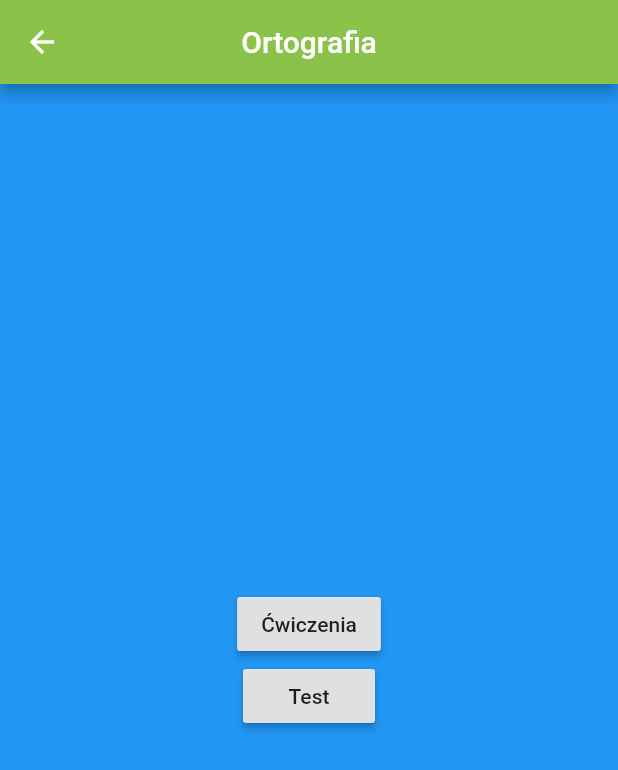
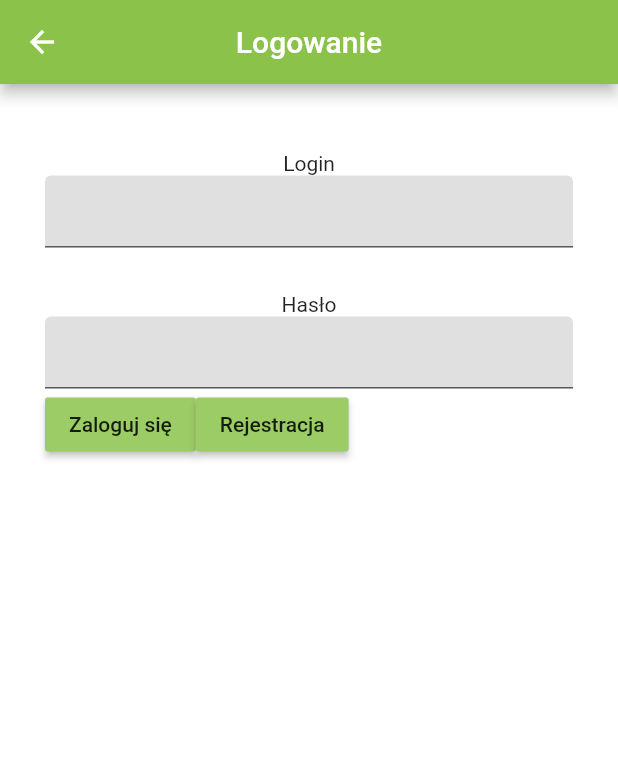
Before and after one commit to FijalekDom/OrthographyLearningApp, a Flutter app: the screen it shows after launch, on a phone screen of 412 x 824 dp. Shown: the top 770 px of the screen. Run offline on Flutter 3.47's test engine with Material 2 defaults, Android fonts, the phone set to English and light mode, and no system bars; our stand-ins replace sqflite; accounts and stored records are empty.

Commit message:
Login and register pages added

```diff
--- a/lib/main.dart
+++ b/lib/main.dart
@@ -1,5 +1,7 @@
 import 'package:flutter/material.dart';
 import 'package:orthography_learning_app/models/TestType.dart';
+import 'package:orthography_learning_app/pages/auth/login.dart';
+import 'package:orthography_learning_app/pages/auth/register.dart';
 import 'package:orthography_learning_app/pages/exercises/exercises_list.dart';
 import 'package:orthography_learning_app/pages/home.dart';
 import 'package:orthography_learning_app/pages/loading_page.dart';
@@ -10,10 +12,12 @@ import 'package:orthography_learning_app/models/Test.dart';
 void main() {
   DBProvider.db.initDB();
   runApp(MaterialApp(
-    initialRoute: '/home',
+    initialRoute: '/login',
     routes: {
       '/': (context) => LoadingPage(),
       '/home': (context) => Home(),
+      '/login': (context) => Login(),
+      '/register': (context) => Register(),
       '/exercises': (context) => ExercisesList(),
       '/tests': (context) => TestsList(),
     }
--- /dev/null
+++ b/lib/pages/auth/login.dart
@@ -0,0 +1,69 @@
+import 'package:flutter/material.dart';
+
+class Login extends StatelessWidget {
+  @override
+  Widget build(BuildContext context) {
+    return Scaffold(
+      appBar: AppBar(
+        title: Text('Logowanie'),
+        centerTitle: true,
+        backgroundColor: Colors.lightGreen,
+      ),
+      body: Container(
+        padding: EdgeInsets.symmetric(vertical: 15.0, horizontal: 30.0),
+        child: Form(
+          child: Column(
+              children: <Widget>[
+                SizedBox(height: 30.0),
+                Text('Login'),
+                TextFormField(
+                  style: new TextStyle(color: Colors.black),
+                  decoration: new InputDecoration(fillColor: Colors.black12, filled: true),
+                  onChanged: (val) {
+
+                  },
+                ),
+                SizedBox(height: 30.0),
+                Text('Hasło'),
+                TextFormField(
+                  style: new TextStyle(color: Colors.black),
+                  decoration: new InputDecoration(fillColor: Colors.black12, filled: true),
+                  obscureText: true,
+                  onChanged: (val) {
+
+                  },
+                ),
+                Container(
+                  child: Row(
+                    children: <Widget>[
+                      SizedBox(height: 30.0),
+                      RaisedButton(
+                        color: Colors.lightGreen[400],
+                        child: Text(
+                            'Zaloguj się'
+                        ),
+                        onPressed: () {
+                          Navigator.pushNamed(context, '/home');
+                        },
+                      ),
+                      SizedBox(height: 30.0),
+                      RaisedButton(
+                        color: Colors.lightGreen[400],
+                        child: Text(
+                            'Rejestracja'
+                        ),
+                        onPressed: () {
+                          Navigator.pushNamed(context, '/register');
+                        },
+                      )
+                    ],
+                  ),
+                )
+              ]
+          ),
+        ),
+      ),
+      backgroundColor: Colors.white,
+    );
+  }
+}
```
Also changed, not shown: lib/pages/auth/register.dart (added, +18 -0 lines).
